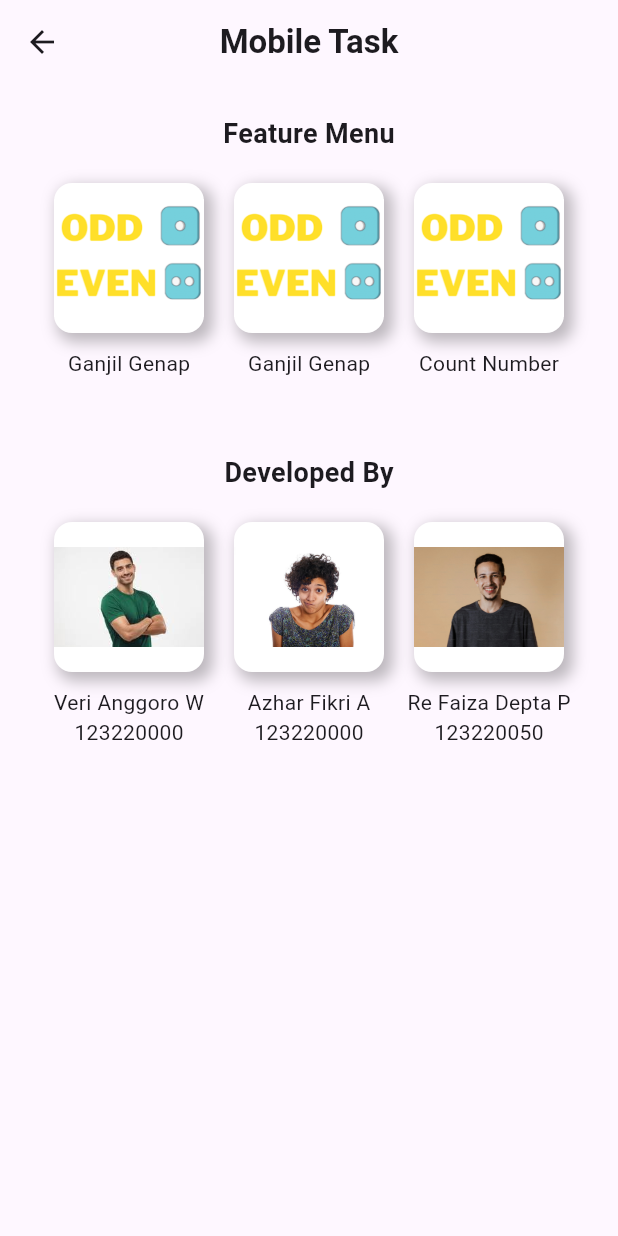
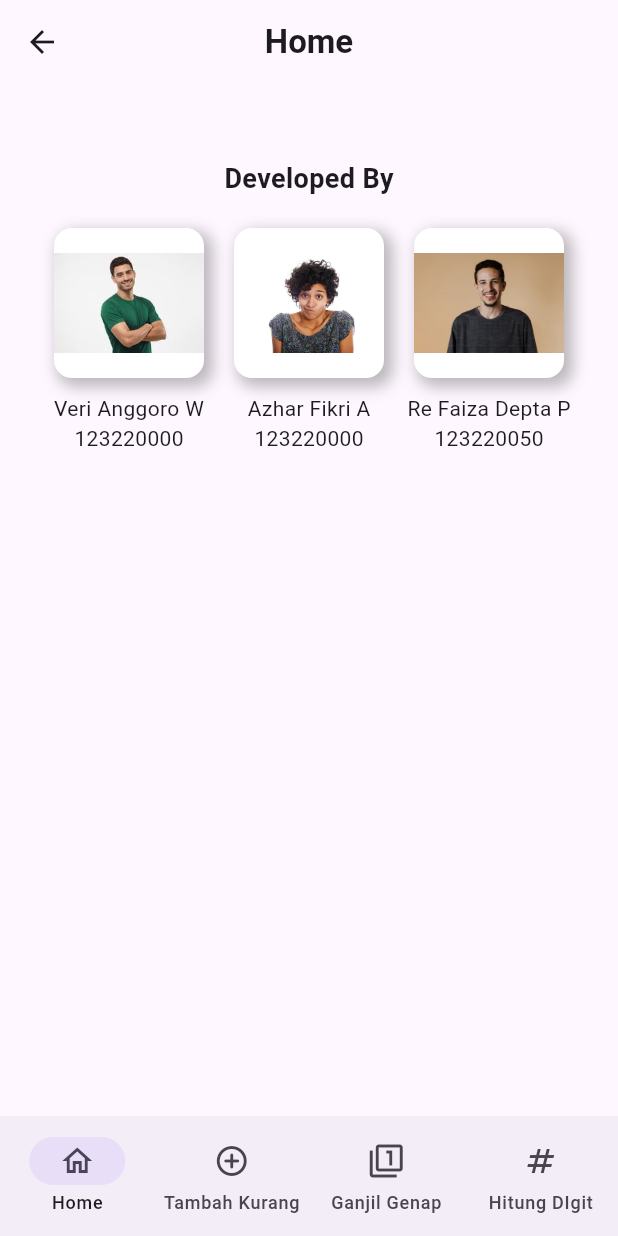
Before and after one commit to Az140304/Mobile-Project, a Flutter app: the HomePage screen opened directly, on a phone screen of 412 x 824 dp. Run offline on Flutter 3.47's test engine with Material 3 defaults, Android fonts, the phone set to English and light mode, and no system bars.

Commit message:
membuat bottom navbar

```diff
--- a/lib/pages/home.dart
+++ b/lib/pages/home.dart
@@ -4,44 +4,53 @@ import 'package:first_project/pages/ganjil_genap.dart';
 import 'package:first_project/pages/tambah_kurang.dart';
 import 'package:flutter/material.dart';
 
-class HomePage extends StatelessWidget {
+class HomePage extends StatefulWidget {
   const HomePage({super.key, required this.text});
 
   final String text;
 
+  @override
+  State<HomePage> createState() => _HomePageState();
+}
+
+class _HomePageState extends State<HomePage> {
   //LoginPage({Key key, required this.text}) : super(key: key);
+  int _selectedIndex = 0;
+
+  final List<Widget> _pages = <Widget>[
+    HomeBody(),
+    TambahKurang(),
+    GanjilGenap(),
+    CountNumber(),
+  ];
+
+  final List<String> _titles = <String>[
+    'Home',
+    'Tambah Kurang',
+    'Ganjil Genap',
+    'Hitung Digit',
+  ];
+
+  void _onItemTapped(int index) {
+    setState(() {
+      _selectedIndex = index;
+    });
+  }
 
   @override
   Widget build(BuildContext context) {
     return Scaffold(
       appBar: appBar(),
-      body: Column(
-        children: [
-          Row(mainAxisAlignment: MainAxisAlignment.center, children: [
-            Container(
-              margin: EdgeInsets.only(top: 20),
-              alignment: Alignment.center,
-              child: Text(
-                "Feature Menu",
-                style: TextStyle(fontWeight: FontWeight.bold, fontSize: 18),
-              ),
-            )
-          ]),
-          Padding(
-            padding: EdgeInsets.only(top: 10),
-            child: menu(context),
-          ),
-          Container(
-              margin: EdgeInsets.only(top: 50),
-              child: Text(
-                "Developed By",
-                style: TextStyle(fontWeight: FontWeight.bold, fontSize: 18),
-              )),
-          Padding(
-            padding: EdgeInsets.only(top: 10),
-            child: author(),
-          ),
-        ],
+      body: _pages[_selectedIndex],
+      bottomNavigationBar: NavigationBar(
+        selectedIndex: _selectedIndex,
+        onDestinationSelected: _onItemTapped,
+        destinations: const <NavigationDestination>[
+          NavigationDestination(icon: Icon(Icons.home_outlined), label: 'Home'),
+          NavigationDestination(icon: Icon(Icons.add_circle_outline_rounded), label: 'Tambah Kurang'),
+          NavigationDestination(icon: Icon(Icons.filter_1), label: 'Ganjil Genap'),
+          NavigationDestination(icon: Icon(Icons.numbers), label: 'Hitung DIgit'),
+        ]
       ),
     );
   }
@@ -49,7 +58,7 @@ class HomePage extends StatelessWidget {
   AppBar appBar() {
     return AppBar(
       title: Text(
-        'Mobile Task',
+        _titles[_selectedIndex],
         style: TextStyle(fontWeight: FontWeight.bold),
       ),
       centerTitle: true,
@@ -174,99 +183,130 @@ class HomePage extends StatelessWidget {
       ),
     ]);
   }
+}
 
-  Row author() {
-    return Row(mainAxisAlignment: MainAxisAlignment.center, children: [
-      Column(
+class HomeBody extends StatelessWidget {
+  @override
+  Widget build(BuildContext context) {
+    return Column(
+      children: [
+        // Row(
+        //   mainAxisAlignment: MainAxisAlignment.center,
+        //   children: [
+        //     Container(
+        //       margin: EdgeInsets.only(top: 20),
+        //       alignment: Alignment.center,
+        //       child: Text(
+        //         "Feature Menu",
+        //         style: TextStyle(fontWeight: FontWeight.bold, fontSize: 18),
+        //       ),
+        //     )
+        //   ],
+        // ),
+        // Padding(
+        //   padding: EdgeInsets.only(top: 10),
+        //   child: Row(
+        //     mainAxisAlignment: MainAxisAlignment.center,
+        //     children: [
+        //       GestureDetector(
+        //         onTap: () {
+        //           Navigator.push(context, MaterialPageRoute(builder: (context) => TambahKurang()));
+        //         },
+        //         child: menuItem("assets/icons/oddeven.png", "Tambah Kurang"),
+        //       ),
+        //       GestureDetector(
+        //         onTap: () {
+        //           Navigator.push(context, MaterialPageRoute(builder: (context) => GanjilGenap()));
+        //         },
+        //         child: menuItem("assets/icons/oddeven.png", "Ganjil Genap"),
+        //       ),
+        //       GestureDetector(
+        //         onTap: () {
+        //           Navigator.push(context, MaterialPageRoute(builder: (context) => CountNumber()));
+        //         },
+        //         child: menuItem("assets/icons/oddeven.png", "Count Number"),
+        //       ),
+        //     ],
+        //   ),
+        // ),
+        Container(
+          margin: EdgeInsets.only(top: 50),
+          child: Text(
+            "Developed By",
+            style: TextStyle(fontWeight: FontWeight.bold, fontSize: 18),
+          ),
+        ),
+        Padding(
+          padding: EdgeInsets.only(top: 10),
+          child: Row(
+            mainAxisAlignment: MainAxisAlignment.center,
+            children: [
+              authorItem("assets/icons/human1.jpg", "Veri Anggoro W", "123220000"),
+              authorItem("assets/icons/human2.jpg", "Azhar Fikri A", "123220000"),
+              authorItem("assets/icons/human3.jpg", "Re Faiza Depta P", "123220050"),
+            ],
+          ),
+        ),
+      ],
+    );
+  }
+
+  // Widget menuItem(String imagePath, String title) {
+  //   return Column(
+  //     children: [
+  //       Container(
+  //         margin: EdgeInsets.all(10),
+  //         height: 100,
+  //         width: 100,
+  //         decoration: BoxDecoration(
+  //           color: Colors.white,
+  //           borderRadius: BorderRadius.circular(12),
+  //           boxShadow: [
+  //             BoxShadow(
+  //               color: Colors.black26,
+  //               blurRadius: 8,
+  //               spreadRadius: 2,
+  //               offset: Offset(4, 4),
+  //             ),
+  //           ],
+  //         ),
+  //         child: ClipRRect(
+  //           borderRadius: BorderRadius.circular(12),
+  //           child: Image.asset(imagePath, fit: BoxFit.scaleDown),
+  //         ),
+  //       ),
+  //       Text(title)
+  //     ],
+  //   );
+  // }
+
+  Widget authorItem(String imagePath, String name, String id) {
+    return Column(
       children: [
         Container(
           margin: EdgeInsets.all(10),
           height: 100,
           width: 100,
           decoration: BoxDecoration(
-              color: Colors.white, // Warna latar belakang
-              borderRadius:
-                  BorderRadius.circular(12), // Membuat sudut melengkung
+            color: Colors.white,
+            borderRadius: BorderRadius.circular(12),
             boxShadow: [
               BoxShadow(
-                  color: Colors.black26, // Warna shadow dengan transparansi
-                  blurRadius: 8, // Membuat shadow lebih halus
-                  spreadRadius: 2, // Menyebarkan shadow
-                  offset: Offset(4, 4), // Posisi shadow (X, Y)
+                color: Colors.black26,
+                blurRadius: 8,
+                spreadRadius: 2,
+                offset: Offset(4, 4),
               ),
             ],
           ),
           child: ClipRRect(
-              borderRadius:
-                  BorderRadius.circular(12), // Pastikan gambar ikut melengkung
-              child:
-                  Image.asset("assets/icons/human1.jpg", fit: BoxFit.scaleDown),
+            borderRadius: BorderRadius.circular(12),
+            child: Image.asset(imagePath, fit: BoxFit.scaleDown),
           ),
         ),
-          Text('Veri Anggoro W'),
-          Text('123220000')
+        Text(name),
+        Text(id),
       ],
-      ),
-      Column(
-        children: [
-          Container(
-            margin: EdgeInsets.all(10),
-            height: 100,
-            width: 100,
-            decoration: BoxDecoration(
-              color: Colors.white, // Warna latar belakang
-              borderRadius:
-                  BorderRadius.circular(12), // Membuat sudut melengkung
-              boxShadow: [
-                BoxShadow(
-                  color: Colors.black26, // Warna shadow dengan transparansi
-                  blurRadius: 8, // Membuat shadow lebih halus
-                  spreadRadius: 2, // Menyebarkan shadow
-                  offset: Offset(4, 4), // Posisi shadow (X, Y)
-                ),
-              ],
-            ),
-            child: ClipRRect(
-              borderRadius:
-                  BorderRadius.circular(12), // Pastikan gambar ikut melengkung
-              child:
-                  Image.asset("assets/icons/human2.jpg", fit: BoxFit.scaleDown),
-            ),
-          ),
-          Text('Azhar Fikri A'),
-          Text('123220000')
-        ],
-      ),
-      Column(
-        children: [
-          Container(
-            margin: EdgeInsets.all(10),
-            height: 100,
-            width: 100,
-            decoration: BoxDecoration(
-              color: Colors.white, // Warna latar belakang
-              borderRadius:
-                  BorderRadius.circular(12), // Membuat sudut melengkung
-              boxShadow: [
-                BoxShadow(
-                  color: Colors.black26, // Warna shadow dengan transparansi
-                  blurRadius: 8, // Membuat shadow lebih halus
-                  spreadRadius: 2, // Menyebarkan shadow
-                  offset: Offset(4, 4), // Posisi shadow (X, Y)
-                ),
-              ],
-            ),
-            child: ClipRRect(
-              borderRadius:
-                  BorderRadius.circular(12), // Pastikan gambar ikut melengkung
-              child:
-                  Image.asset("assets/icons/human3.jpg", fit: BoxFit.scaleDown),
-            ),
-          ),
-          Text('Re Faiza Depta P'),
-          Text('123220050')
-        ],
-      ),
-    ]);
+    );
   }
 }
```
Lines whose indentation alone changed are shown as unchanged.
